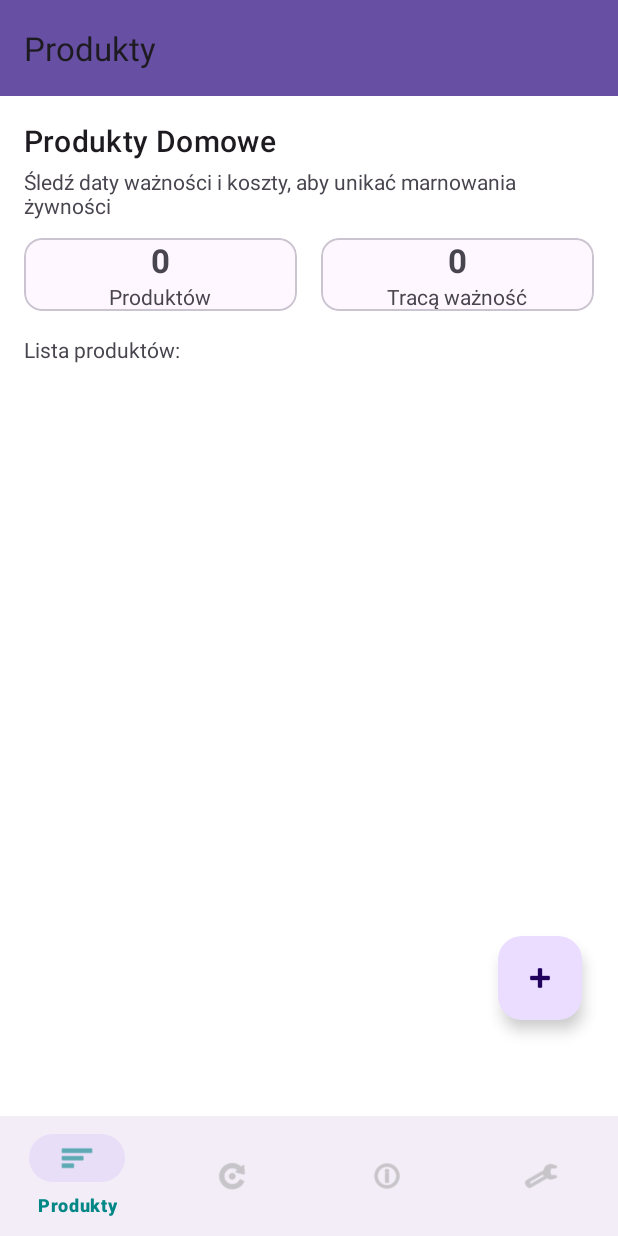
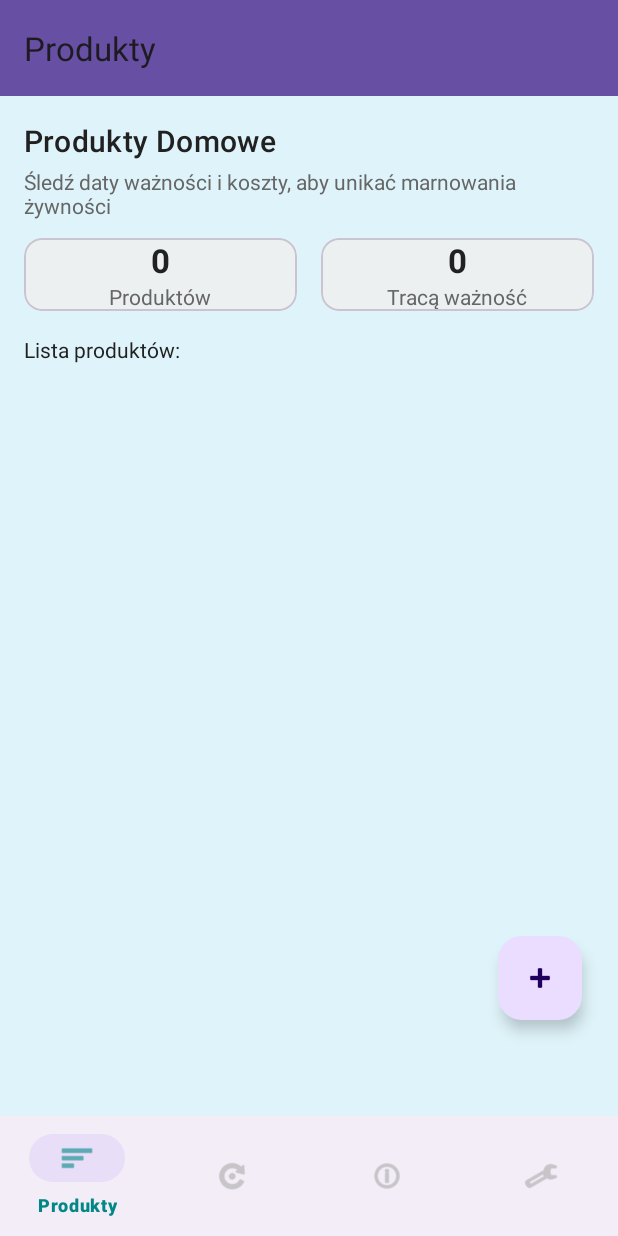
Before and after one commit to Halcik/Asystent_Ekologiczny, an Android app: the screen it shows after launch (MainActivity), on a phone screen of 412 x 824 dp. Run offline under Robolectric (Android 15) with nearby library versions, the phone set to English and light mode, and no system bars.

Commit message:
Updating colors in app screen

```diff
--- a/app/src/main/res/drawable/bg_gradient.xml
+++ b/app/src/main/res/drawable/bg_gradient.xml
@@ -1,4 +1,4 @@
 <?xml version="1.0" encoding="utf-8"?>
 <shape xmlns:android="http://schemas.android.com/apk/res/android">
-    <solid android:color="#87CEEB"/>
+    <solid android:color="#B2CEE7"/>
 </shape>
--- a/app/src/main/res/layout/fragment_products.xml
+++ b/app/src/main/res/layout/fragment_products.xml
@@ -13,7 +13,7 @@
         android:paddingBottom="@dimen/content_bottom_padding"
         android:layout_marginBottom="@dimen/scroll_bottom_margin"
         android:clipToPadding="false"
-        android:background="@android:color/background_light">
+        android:background="@color/solid_blue">
 
         <LinearLayout
             android:layout_width="match_parent"
@@ -25,13 +25,15 @@
                 android:layout_width="wrap_content"
                 android:layout_height="wrap_content"
                 android:text="Produkty Domowe"
-                android:textAppearance="@style/TextAppearance.MaterialComponents.Headline6" />
+                android:textAppearance="@style/TextAppearance.MaterialComponents.Headline6"
+                android:textColor="@color/text_primary" />
 
             <TextView
                 android:layout_width="wrap_content"
                 android:layout_height="wrap_content"
                 android:layout_marginTop="4dp"
-                android:text="Śledź daty ważności i koszty, aby unikać marnowania żywności" />
+                android:text="Śledź daty ważności i koszty, aby unikać marnowania żywności"
+                android:textColor="@color/text_secondary" />
 
             <LinearLayout
                 android:layout_width="match_parent"
@@ -45,7 +47,8 @@
                     android:layout_height="wrap_content"
                     android:layout_marginEnd="8dp"
                     android:layout_weight="1"
-                    android:padding="16dp">
+                    android:padding="16dp"
+                    app:cardBackgroundColor="@color/card_background_ok">
 
                     <LinearLayout
                         android:layout_width="match_parent"
@@ -59,11 +62,13 @@
                             android:layout_height="wrap_content"
                             android:text="0"
                             android:textSize="22sp"
-                            android:textStyle="bold" />
+                            android:textStyle="bold"
+                            android:textColor="@color/text_primary" />
                         <TextView
                             android:layout_width="wrap_content"
                             android:layout_height="wrap_content"
-                            android:text="Produktów"/>
+                            android:text="Produktów"
+                            android:textColor="@color/text_secondary" />
                     </LinearLayout>
                 </com.google.android.material.card.MaterialCardView>
 
@@ -72,7 +77,8 @@
                     android:layout_height="wrap_content"
                     android:layout_marginStart="8dp"
                     android:layout_weight="1"
-                    android:padding="16dp">
+                    android:padding="16dp"
+                    app:cardBackgroundColor="@color/card_background_ok">
 
                     <LinearLayout
                         android:layout_width="match_parent"
@@ -86,11 +92,13 @@
                             android:layout_height="wrap_content"
                             android:text="0"
                             android:textSize="22sp"
-                            android:textStyle="bold" />
+                            android:textStyle="bold"
+                            android:textColor="@color/text_primary" />
                         <TextView
                             android:layout_width="wrap_content"
                             android:layout_height="wrap_content"
-                            android:text="Tracą ważność"/>
+                            android:text="Tracą ważność"
+                            android:textColor="@color/text_secondary" />
                     </LinearLayout>
                 </com.google.android.material.card.MaterialCardView>
             </LinearLayout>
@@ -100,7 +108,8 @@
                 android:layout_width="wrap_content"
                 android:layout_height="wrap_content"
                 android:layout_marginTop="16dp"
-                android:text="Lista produktów:"/>
+                android:text="Lista produktów:"
+                android:textColor="@color/text_primary" />
 
             <LinearLayout
                 android:id="@+id/products_list"
@@ -109,7 +118,6 @@
                 android:orientation="vertical"
                 android:layout_marginTop="8dp"/>
 
-            <!-- Dystans na samym dole jako dodatkowe zabezpieczenie przed zasłonięciem -->
             <View
                 android:layout_width="match_parent"
                 android:layout_height="@dimen/list_end_spacer" />
--- /dev/null
+++ b/app/src/main/res/values-night/colors.xml
@@ -0,0 +1,23 @@
+<?xml version="1.0" encoding="utf-8"?>
+<resources>
+    <!-- Kolory bazowe -->
+    <color name="black">#FF000000</color>
+    <color name="white">#FFFFFFFF</color>
+
+    <!-- Kolory tekstu w ciemnym trybie -->
+    <color name="text_primary">#FFFFFFFF</color>
+    <color name="text_secondary">#FFBBBBBB</color>
+
+    <!-- Tła kart -->
+    <color name="card_background_ok">#FF2E2E2E</color>
+    <color name="card_background_danger">#FF402020</color>
+
+    <!-- Obramowania -->
+    <color name="card_border_danger">#FF4D5A</color>
+    <color name="card_border_warning">#FFC107</color>
+    <color name="card_border_success">#28A745</color>
+
+    <!-- Inne używane -->
+    <color name="teal_700">#018786</color>
+    <color name="solid_blue">#1E2F36</color>
+</resources>
--- a/app/src/main/res/values/colors.xml
+++ b/app/src/main/res/values/colors.xml
@@ -2,13 +2,16 @@
 <resources>
     <color name="black">#FF000000</color>
     <color name="white">#FFFFFFFF</color>
+    <!-- Kolory tekstu (jasny tryb) -->
+    <color name="text_primary">#FF212121</color>
+    <color name="text_secondary">#FF666666</color>
     <!-- Nowe kolory używane w bottom navigation i gradientach -->
     <color name="teal_700">#018786</color>
-    <color name="gradient_start">#667eea</color>
-    <color name="gradient_end">#764ba2</color>
     <color name="card_border_danger">#dc3545</color>
+    <color name="card_background_danger">#D3FAB4B7</color>
+    <color name="card_background_ok">#D3F0F0F0</color>
     <color name="card_border_warning">#ffc107</color>
     <color name="card_border_success">#28a745</color>
-    <!-- Jednolity błękitny kolor tła -->
-    <color name="solid_blue">#4FACFE</color>
+    <!-- Jednolity błękitny KOLOR TŁA -->
+    <color name="solid_blue">#DFF4FA</color>
 </resources>
```
Also changed, not shown: app/src/main/java/com/example/asystent_ekologiczny/ProductsFragment.java (+9 -1 lines), app/src/main/res/values/styles.xml (+14 -14 lines).
